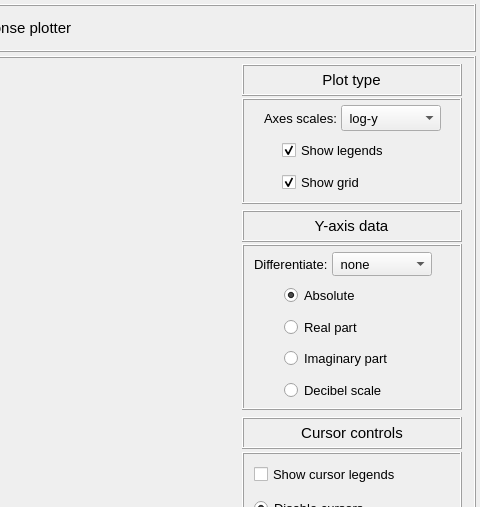
The window that pulse/interface/data/ui_files/plots/results/general/frequency_response_plot.ui (open-pulse/OpenPulse) describes before a commit, drawn with Qt 5; both pictures show x 520 to 1000 and y 0 to 507 of the 1000 by 740 pixel window.
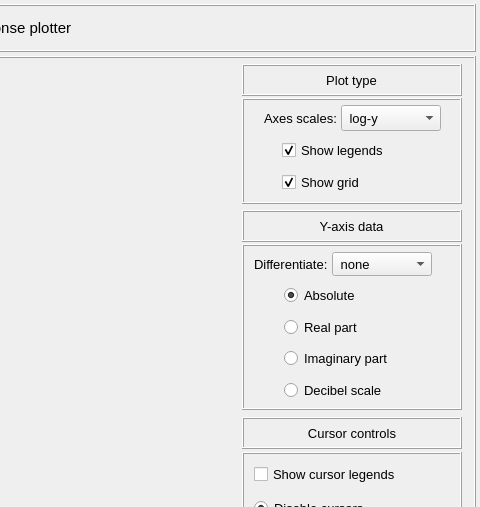
The same window after the commit.

Commit message: Review the results plots

Patch:
```diff
--- a/pulse/interface/data/ui_files/plots/results/general/frequency_response_plot.ui
+++ b/pulse/interface/data/ui_files/plots/results/general/frequency_response_plot.ui
@@ -319,7 +319,7 @@
                     <property name="font">
                      <font>
                       <family>MS Shell Dlg 2</family>
-                      <pointsize>11</pointsize>
+                      <pointsize>10</pointsize>
                       <weight>50</weight>
                       <italic>false</italic>
                       <bold>false</bold>
@@ -757,7 +757,7 @@
                     <property name="font">
                      <font>
                       <family>MS Shell Dlg 2</family>
-                      <pointsize>11</pointsize>
+                      <pointsize>10</pointsize>
                       <weight>50</weight>
                       <italic>false</italic>
                       <bold>false</bold>
@@ -1337,7 +1337,7 @@
                     </property>
                     <property name="font">
                      <font>
-                      <pointsize>11</pointsize>
+                      <pointsize>10</pointsize>
                       <weight>50</weight>
                       <bold>false</bold>
                      </font>
```
The commit also changes 19 other files.
